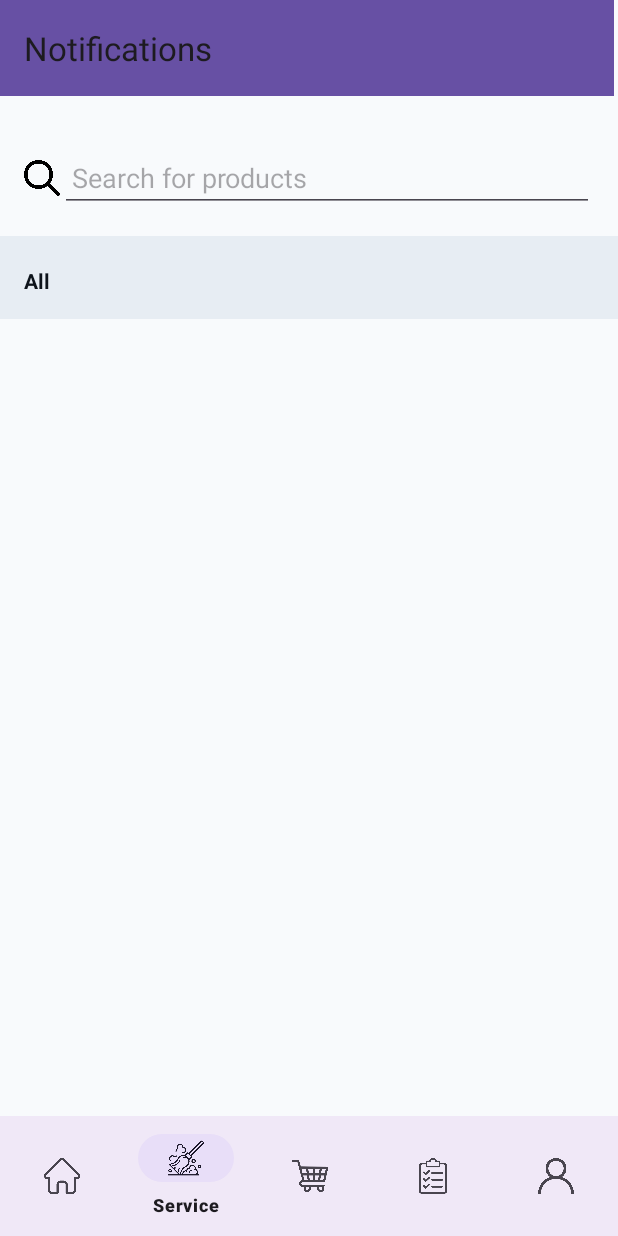
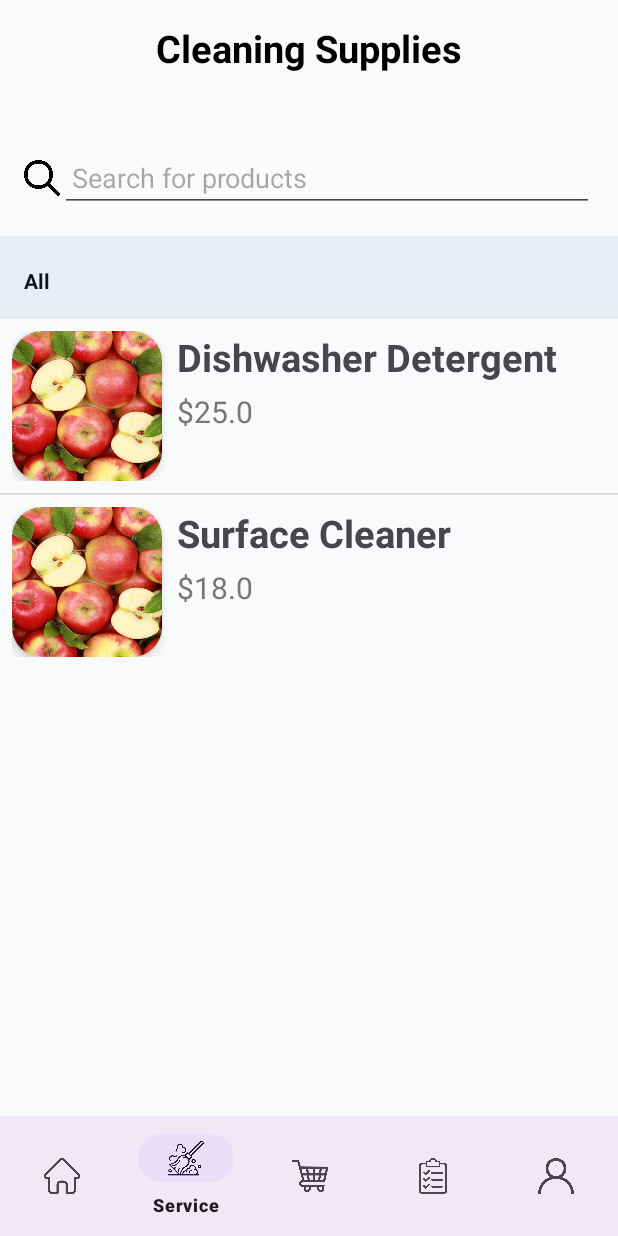
Before and after one commit to TiVooooo/PRM392_HomeBuddy_App, an Android app: the CleanUpFragment screen opened through its navigation route, on a phone screen of 412 x 824 dp. Run offline under Robolectric (Android 15) with nearby library versions, the phone set to English and light mode, and no system bars; our stand-ins replace navigation-ui.

Commit message:
add service layout

```diff
--- a/app/src/main/java/com/example/prm392_homebuddy_app/MainActivity.java
+++ b/app/src/main/java/com/example/prm392_homebuddy_app/MainActivity.java
@@ -1,15 +1,14 @@
 package com.example.prm392_homebuddy_app;
 
 import android.os.Bundle;
+import android.view.View;
+import android.widget.TextView;
 
 import com.google.android.material.bottomnavigation.BottomNavigationView;
-import com.google.android.material.snackbar.Snackbar;
 
 import androidx.annotation.NonNull;
 import androidx.annotation.Nullable;
 import androidx.appcompat.app.AppCompatActivity;
-
-import android.view.View;
 
 import androidx.navigation.NavController;
 import androidx.navigation.NavDestination;
@@ -18,9 +17,6 @@ import androidx.navigation.ui.AppBarConfiguration;
 import androidx.navigation.ui.NavigationUI;
 
 import com.example.prm392_homebuddy_app.databinding.ActivityMainBinding;
-
-import android.view.Menu;
-import android.view.MenuItem;
 
 public class MainActivity extends AppCompatActivity {
 
@@ -31,40 +27,42 @@ public class MainActivity extends AppCompatActivity {
     protected void onCreate(Bundle savedInstanceState) {
         super.onCreate(savedInstanceState);
 
-        binding =ActivityMainBinding.inflate(getLayoutInflater());
+        binding = ActivityMainBinding.inflate(getLayoutInflater());
         setContentView(binding.getRoot());
-        setSupportActionBar(binding.toolbar);
+        setSupportActionBar(binding.toolbar.getRoot());  // This still sets the custom Toolbar as ActionBar
 
         BottomNavigationView navView = findViewById(R.id.nav_view);
-        AppBarConfiguration appBarConfiguration = new AppBarConfiguration.Builder(
+        appBarConfiguration = new AppBarConfiguration.Builder(
                 R.id.navigation_home,
                 R.id.navigation_cleanup,
                 R.id.navigation_cart,
                 R.id.navigation_order,
                 R.id.navigation_account).build();
 
-        NavController navController = Navigation.findNavController(this,R.id.nav_host_fragment_activity_main);
-        NavigationUI.setupActionBarWithNavController(this, navController,appBarConfiguration);
-        NavigationUI.setupWithNavController(binding.navView,navController);
+        NavController navController = Navigation.findNavController(this, R.id.nav_host_fragment_activity_main);
+        NavigationUI.setupActionBarWithNavController(this, navController, appBarConfiguration);
+        NavigationUI.setupWithNavController(binding.navView, navController);
 
         navController.addOnDestinationChangedListener(new NavController.OnDestinationChangedListener() {
             @Override
             public void onDestinationChanged(@NonNull NavController controller,
                                              @NonNull NavDestination destination,
                                              @Nullable Bundle arguments) {
-                // Sử dụng if-else để kiểm tra ID
+                TextView title = findViewById(R.id.toolbar_title);  // Reference to the TextView in the custom toolbar
+                // Update the title based on the destination
                 if (destination.getId() == R.id.navigation_home) {
-                    binding.toolbar.setTitle("Home");
+                    title.clearComposingText();
+                    title.setText("Home");
                 } else if (destination.getId() == R.id.navigation_order) {
-                    binding.toolbar.setTitle("Dashboard");
+                    title.setText("Dashboard");
                 } else if (destination.getId() == R.id.navigation_cleanup) {
-                    binding.toolbar.setTitle("Notifications");
+                    title.clearComposingText();
+
+                    title.setText("Cleaning Supplies");
                 } else {
-                    binding.toolbar.setTitle("Title");
+                    title.setText("Title");
                 }
             }
         });
     }
-
-
 }
--- /dev/null
+++ b/app/src/main/java/com/example/prm392_homebuddy_app/ServiceAdapter.java
@@ -0,0 +1,44 @@
+package com.example.prm392_homebuddy_app;
+
+import android.content.Context;
+import android.view.LayoutInflater;
+import android.view.View;
+import android.view.ViewGroup;
+import android.widget.ArrayAdapter;
+import android.widget.ImageView;
+import android.widget.TextView;
+
+import com.example.prm392_homebuddy_app.model.Service;
+
+import java.util.List;
+
+public class ServiceAdapter extends ArrayAdapter<Service> {
+
+    private final List<Service> items;
+    private final Context context;
+
+    public ServiceAdapter(Context context, List<Service> items) {
+        super(context, 0, items);
+        this.context = context;
+        this.items = items;
+    }
+
+    @Override
+    public View getView(int position, View convertView, ViewGroup parent) {
+        if (convertView == null) {
+            convertView = LayoutInflater.from(context).inflate(R.layout.list_item_cleaning_supply, parent, false);
+        }
+
+        Service item = items.get(position);
+
+        ImageView imageView = convertView.findViewById(R.id.item_image);
+        TextView nameView = convertView.findViewById(R.id.item_name);
+        TextView priceView = convertView.findViewById(R.id.item_price);
+
+        nameView.setText(item.getName());
+        priceView.setText("$" + item.getPrice());
+        imageView.setImageResource(item.getImageUrl());
+
+        return convertView;
+    }
+}
--- /dev/null
+++ b/app/src/main/java/com/example/prm392_homebuddy_app/model/Service.java
@@ -0,0 +1,37 @@
+package com.example.prm392_homebuddy_app.model;
+
+public class Service {
+    public String name;
+    public Double price;
+    public int ImageUrl;
+
+    public Service(String name, Double price, int imageUrl) {
+        this.name = name;
+        this.price = price;
+        ImageUrl = imageUrl;
+    }
+
+    public String getName() {
+        return name;
+    }
+
+    public void setName(String name) {
+        this.name = name;
+    }
+
+    public Double getPrice() {
+        return price;
+    }
+
+    public void setPrice(Double price) {
+        this.price = price;
+    }
+
+    public int getImageUrl() {
+        return ImageUrl;
+    }
+
+    public void setImageUrl(int imageUrl) {
+        ImageUrl = imageUrl;
+    }
+}
--- a/app/src/main/java/com/example/prm392_homebuddy_app/ui/service/CleanUpFragment.java
+++ b/app/src/main/java/com/example/prm392_homebuddy_app/ui/service/CleanUpFragment.java
@@ -1,22 +1,25 @@
 package com.example.prm392_homebuddy_app.ui.service;
 
 import androidx.lifecycle.ViewModelProvider;
-
 import android.os.Bundle;
-
 import androidx.annotation.NonNull;
 import androidx.annotation.Nullable;
 import androidx.fragment.app.Fragment;
-
 import android.view.LayoutInflater;
 import android.view.View;
 import android.view.ViewGroup;
+import android.widget.ListView;
+import com.example.prm392_homebuddy_app.R;
+import com.example.prm392_homebuddy_app.ServiceAdapter;
+import com.example.prm392_homebuddy_app.model.Service;
 
-import com.example.prm392_homebuddy_app.R;
+import java.util.ArrayList;
+import java.util.List;
 
 public class CleanUpFragment extends Fragment {
 
     private CleanUpViewModel mViewModel;
+    private ListView listView; // Declare the ListView here
 
     public static CleanUpFragment newInstance() {
         return new CleanUpFragment();
@@ -25,14 +28,29 @@ public class CleanUpFragment extends Fragment {
     @Override
     public View onCreateView(@NonNull LayoutInflater inflater, @Nullable ViewGroup container,
                              @Nullable Bundle savedInstanceState) {
-        return inflater.inflate(R.layout.fragment_clean_up, container, false);
+        // Inflate the layout
+        View view = inflater.inflate(R.layout.fragment_clean_up, container, false);
+
+        // Find the ListView in the inflated layout
+        listView = view.findViewById(R.id.item_list); // Correctly find the ListView
+
+        // Prepare data for the ListView
+        List<Service> cleaningSupplies = new ArrayList<>();
+        cleaningSupplies.add(new Service("Dishwasher Detergent", 25.00, R.drawable.qua_tao));
+        cleaningSupplies.add(new Service("Surface Cleaner", 18.00, R.drawable.qua_tao));
+        // Add more items as needed...
+
+        // Set up the adapter for the ListView
+        ServiceAdapter adapter = new ServiceAdapter(getContext(), cleaningSupplies);
+        listView.setAdapter(adapter);
+
+        return view; // Return the inflated view
     }
 
     @Override
     public void onActivityCreated(@Nullable Bundle savedInstanceState) {
         super.onActivityCreated(savedInstanceState);
         mViewModel = new ViewModelProvider(this).get(CleanUpViewModel.class);
-        // TODO: Use the ViewModel
+        // TODO: Use the ViewModel if needed
     }
-
 }
--- a/app/src/main/res/layout/activity_main.xml
+++ b/app/src/main/res/layout/activity_main.xml
@@ -32,14 +32,11 @@
         app:layout_constraintTop_toTopOf="parent"
         app:navGraph="@navigation/mobile_navigation" />
 
-    <androidx.appcompat.widget.Toolbar
+    <include
+        layout="@layout/toolbar_layout"
         android:id="@+id/toolbar"
-        android:layout_width="409dp"
-        android:layout_height="wrap_content"
-        android:background="?attr/colorPrimary"
-        android:minHeight="?attr/actionBarSize"
-        android:theme="?attr/actionBarTheme"
+        app:layout_constraintTop_toTopOf="parent"
         app:layout_constraintStart_toStartOf="parent"
-        app:layout_constraintTop_toTopOf="parent" />
+        app:layout_constraintEnd_toEndOf="parent" />
 
 </androidx.constraintlayout.widget.ConstraintLayout>
--- a/app/src/main/res/layout/fragment_clean_up.xml
+++ b/app/src/main/res/layout/fragment_clean_up.xml
@@ -7,7 +7,6 @@
     android:background="#F8FAFC"
     tools:context=".ui.service.CleanUpFragment">
 
-    <!-- Title Bar -->
     <LinearLayout
         android:id="@+id/titleBar"
         android:layout_width="0dp"
@@ -19,18 +18,6 @@
         app:layout_constraintStart_toStartOf="parent"
         app:layout_constraintEnd_toEndOf="parent"
         android:gravity="center_vertical">
-
-        <TextView
-            android:layout_width="0dp"
-            android:layout_height="wrap_content"
-            android:text="Cleaning Supplies"
-            android:textColor="#0e141b"
-            android:textSize="18sp"
-            android:textStyle="bold"
-            android:layout_gravity="center_horizontal"
-            android:layout_weight="1"
-            android:gravity="center" />
-
         <ImageButton
             android:id="@+id/searchButton"
             android:layout_width="48dp"
@@ -65,7 +52,6 @@
             android:textColor="#0e141b" />
     </LinearLayout>
 
-    <!-- Tabs -->
     <HorizontalScrollView
         android:id="@+id/tabContainer"
         android:layout_width="0dp"
@@ -94,16 +80,6 @@
         </LinearLayout>
     </HorizontalScrollView>
 
-    <androidx.recyclerview.widget.RecyclerView
-        android:id="@+id/productRecyclerView"
-        android:layout_width="0dp"
-        android:layout_height="0dp"
-        android:padding="16dp"
-        app:layout_constraintTop_toBottomOf="@id/tabContainer"
-        app:layout_constraintBottom_toTopOf="@id/bottomNavigation"
-        app:layout_constraintStart_toStartOf="parent"
-        app:layout_constraintEnd_toEndOf="parent" />
-
     <com.google.android.material.bottomnavigation.BottomNavigationView
         android:id="@+id/bottomNavigation"
         android:layout_width="0dp"
@@ -114,4 +90,12 @@
         app:layout_constraintStart_toStartOf="parent"
         app:layout_constraintEnd_toEndOf="parent" />
 
+    <ListView
+        android:id="@+id/item_list"
+        android:layout_width="match_parent"
+        android:layout_height="wrap_content"
+        app:layout_constraintTop_toBottomOf="@id/tabContainer"
+        app:layout_constraintStart_toStartOf="parent"
+        app:layout_constraintEnd_toEndOf="@id/bottomNavigation" />
+
 </androidx.constraintlayout.widget.ConstraintLayout>
--- /dev/null
+++ b/app/src/main/res/layout/list_item_cleaning_supply.xml
@@ -0,0 +1,52 @@
+<?xml version="1.0" encoding="utf-8"?>
+<androidx.constraintlayout.widget.ConstraintLayout xmlns:android="http://schemas.android.com/apk/res/android"
+    xmlns:app="http://schemas.android.com/apk/res-auto"
+    xmlns:tools="http://schemas.android.com/tools"
+    android:layout_width="match_parent"
+    android:layout_height="wrap_content"
+    android:padding="8dp">
+
+    <androidx.cardview.widget.CardView
+        android:id="@+id/card_image"
+        android:layout_width="100dp"
+        android:layout_height="100dp"
+        app:cardCornerRadius="20dp"
+        app:cardElevation="4dp"
+        app:layout_constraintStart_toStartOf="parent"
+        app:layout_constraintTop_toTopOf="parent">
+
+        <ImageView
+            android:id="@+id/item_image"
+            android:layout_width="100dp"
+            android:layout_height="100dp"
+            android:contentDescription="@string/app_name"
+            android:scaleType="centerCrop" />
+
+    </androidx.cardview.widget.CardView>
+
+    <TextView
+        android:id="@+id/item_name"
+        android:layout_width="0dp"
+        android:layout_height="wrap_content"
+        android:text="Item Name"
+        android:textSize="25sp"
+        android:textStyle="bold"
+        android:layout_marginLeft="10dp"
+        app:layout_constraintTop_toTopOf="parent"
+        app:layout_constraintStart_toEndOf="@id/card_image"
+        app:layout_constraintEnd_toEndOf="parent" />
+
+    <TextView
+        android:id="@+id/item_price"
+        android:layout_width="0dp"
+        android:layout_height="wrap_content"
+        android:text="$0.00"
+        android:layout_marginLeft="10dp"
+        android:layout_marginTop="5dp"
+        android:textColor="#777"
+        android:textSize="20sp"
+        app:layout_constraintTop_toBottomOf="@id/item_name"
+        app:layout_constraintStart_toEndOf="@id/card_image"
+        app:layout_constraintEnd_toEndOf="parent" />
+
+</androidx.constraintlayout.widget.ConstraintLayout>
--- /dev/null
+++ b/app/src/main/res/layout/toolbar_layout.xml
@@ -0,0 +1,19 @@
+<?xml version="1.0" encoding="utf-8"?>
+<androidx.appcompat.widget.Toolbar xmlns:android="http://schemas.android.com/apk/res/android"
+    android:layout_width="match_parent"
+    android:layout_height="?attr/actionBarSize"
+    android:background="?attr/colorPrimary"
+    android:backgroundTint="#F8FAFC"
+    android:theme="?attr/actionBarTheme">
+
+    <TextView
+        android:id="@+id/toolbar_title"
+        android:layout_width="wrap_content"
+        android:layout_height="wrap_content"
+        android:text="hahahha"
+        android:textColor="@color/black"
+        android:textSize="25sp"
+        android:textStyle="bold"
+        android:layout_gravity="center" /> <!-- This centers the title -->
+
+</androidx.appcompat.widget.Toolbar>
--- a/app/src/main/res/navigation/mobile_navigation.xml
+++ b/app/src/main/res/navigation/mobile_navigation.xml
@@ -8,26 +8,27 @@
     <fragment
         android:id="@+id/navigation_account"
         android:name="com.example.prm392_homebuddy_app.ui.account.AccountFragment"
-        android:label="fragment_account"
+        android:label=""
         tools:layout="@layout/fragment_account" />
     <fragment
         android:id="@+id/navigation_cart"
         android:name="com.example.prm392_homebuddy_app.ui.cart.CartFragment"
-        android:label="fragment_cart"
+        android:label=""
         tools:layout="@layout/fragment_cart" />
     <fragment
         android:id="@+id/navigation_cleanup"
+        android:label=""
+
         android:name="com.example.prm392_homebuddy_app.ui.service.CleanUpFragment"
-        android:label="fragment_clean_up"
         tools:layout="@layout/fragment_clean_up" />
     <fragment
         android:id="@+id/navigation_order"
         android:name="com.example.prm392_homebuddy_app.ui.order.OrderFragment"
-        android:label="fragment_order"
+        android:label=""
         tools:layout="@layout/fragment_order" />
     <fragment
         android:id="@+id/navigation_home"
         android:name="com.example.prm392_homebuddy_app.ui.home.HomeFragment"
-        android:label="fragment_home"
+        android:label=""
         tools:layout="@layout/fragment_home" />
 </navigation>
```
